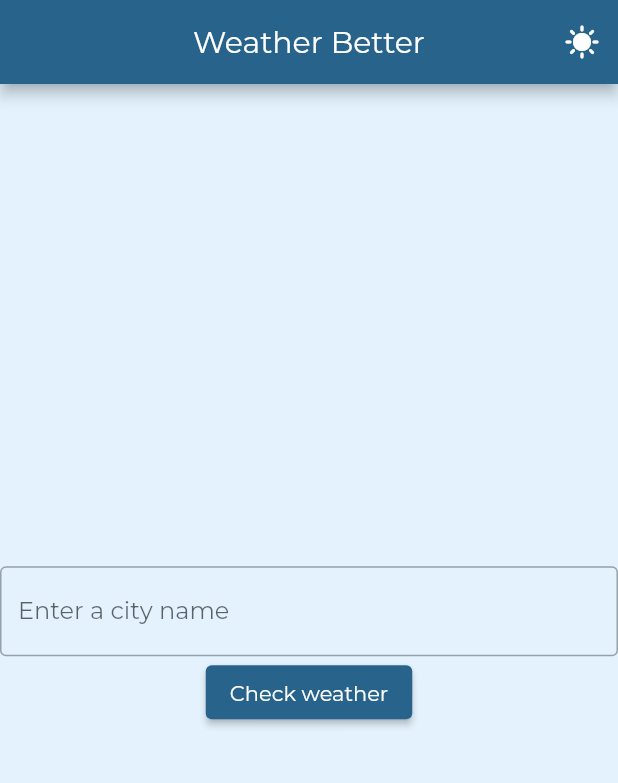
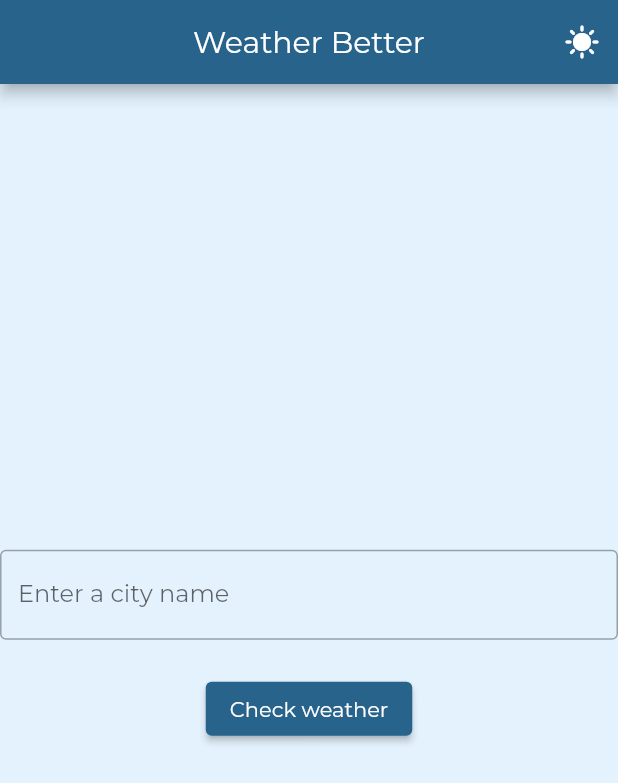
Before and after one commit to xJac0b/weather_app, a Flutter app: the screen it shows after launch, on a phone screen of 412 x 824 dp. Shown: the top 783 px of the screen. Run offline on Flutter 3.47's test engine with Material 2 defaults, Android fonts, the phone set to English and light mode, and no system bars; our stand-ins replace bloc, carousel_slider, flutter_bloc.

Commit message:
widgets cleaning

```diff
--- /dev/null
+++ b/lib/logic/cubits/city/city_cubit.dart
@@ -0,0 +1,11 @@
+import 'package:bloc/bloc.dart';
+
+part 'city_state.dart';
+
+class CityCubit extends Cubit<CityState> {
+  CityCubit() : super(CityState(value: ''));
+
+  Future<void> inputChanged(String input) async {
+    emit(CityState(value: input));
+  }
+}
--- /dev/null
+++ b/lib/logic/cubits/city/city_state.dart
@@ -0,0 +1,7 @@
+part of 'city_cubit.dart';
+
+class CityState {
+  final String value;
+
+  CityState({required this.value});
+}
--- a/lib/logic/cubits/weather/weather_cubit.dart
+++ b/lib/logic/cubits/weather/weather_cubit.dart
@@ -1,5 +1,4 @@
 import 'package:bloc/bloc.dart';
-import 'package:flutter/material.dart';
 import 'package:weather_app/data/models/forecast.dart';
 import 'package:weather_app/data/models/weather.dart';
 import 'package:weather_app/data/repos/weather_repo.dart';
@@ -17,7 +16,6 @@ class WeatherCubit extends Cubit<WeatherState> {
       final Forecast forecast = await repo.get5DayForecastByCityName(city);
       emit(WeatherLoaded(weather: weather, forecast: forecast));
     } catch (e) {
-      print(e);
       emit(const WeatherInitial(error: "City not found!"));
     }
   }
--- a/lib/ui/pages/home.dart
+++ b/lib/ui/pages/home.dart
@@ -1,30 +1,23 @@
 import 'package:flutter/material.dart';
 import 'package:flutter_bloc/flutter_bloc.dart';
+import 'package:weather_app/logic/cubits/city/city_cubit.dart';
 import 'package:weather_app/logic/cubits/weather/weather_cubit.dart';
 import 'package:weather_app/ui/widgets/app_bar.dart';
+import 'package:weather_app/ui/widgets/city_input.dart';
 import 'package:weather_app/ui/widgets/city_weather.dart';
 
-class Home extends StatefulWidget {
+class Home extends StatelessWidget {
   const Home({Key? key}) : super(key: key);
-
-  @override
-  State<Home> createState() => _HomeState();
-}
-
-class _HomeState extends State<Home> {
-  final cityController = TextEditingController();
-
-  @override
-  void initState() {
-    super.initState();
-  }
 
   @override
   Widget build(BuildContext context) {
     return Scaffold(
       appBar: appBar,
-      body: BlocProvider(
-        create: (context) => WeatherCubit(),
+      body: MultiBlocProvider(
+        providers: [
+          BlocProvider<WeatherCubit>(create: (context) => WeatherCubit()),
+          BlocProvider<CityCubit>(create: (context) => CityCubit()),
+        ],
         child: BlocBuilder<WeatherCubit, WeatherState>(
           builder: (context, state) {
             if (state is WeatherInitial) {
@@ -33,20 +26,7 @@ class _HomeState extends State<Home> {
                   child: Column(
                     mainAxisAlignment: MainAxisAlignment.center,
                     children: <Widget>[
-                      TextField(
-                        controller: cityController,
-                        decoration: const InputDecoration(
-                          border: OutlineInputBorder(),
-                          hintText: 'Enter a city name',
-                        ),
-                      ),
-                      ElevatedButton(
-                          onPressed: () {
-                            context
-                                .read<WeatherCubit>()
-                                .getWeather(cityController.text.trim());
-                          },
-                          child: const Text("Check weather")),
+                      const CityInput(),
                       Text(state.error ?? '')
                     ],
                   ),
@@ -64,21 +44,7 @@ class _HomeState extends State<Home> {
                     children: <Widget>[
                       CityWeather(weather: state.weather),
                       const SizedBox(height: 12.0),
-                      TextField(
-                        controller: cityController,
-                        decoration: const InputDecoration(
-                          border: OutlineInputBorder(),
-                          hintText: 'Enter a city name',
-                        ),
-                      ),
-                      const SizedBox(height: 22.0),
-                      ElevatedButton(
-                          onPressed: () {
-                            context
-                                .read<WeatherCubit>()
-                                .getWeather(cityController.text.trim());
-                          },
-                          child: const Text("Check weather")),
+                      const CityInput(),
                       const SizedBox(height: 40),
                       Forecast5Days(forecast: state.forecast)
                     ],
--- /dev/null
+++ b/lib/ui/widgets/city_input.dart
@@ -0,0 +1,33 @@
+import 'package:flutter/material.dart';
+import 'package:flutter_bloc/flutter_bloc.dart';
+import 'package:weather_app/logic/cubits/city/city_cubit.dart';
+import 'package:weather_app/logic/cubits/weather/weather_cubit.dart';
+
+class CityInput extends StatelessWidget {
+  const CityInput({Key? key}) : super(key: key);
+
+  @override
+  Widget build(BuildContext context) {
+    return BlocBuilder<CityCubit, CityState>(
+        builder: (context, state) => Column(
+              children: [
+                TextField(
+                  onChanged: (input) =>
+                      context.read<CityCubit>().inputChanged(input),
+                  decoration: const InputDecoration(
+                    border: OutlineInputBorder(),
+                    hintText: 'Enter a city name',
+                  ),
+                ),
+                const SizedBox(height: 22.0),
+                ElevatedButton(
+                    onPressed: () {
+                      context
+                          .read<WeatherCubit>()
+                          .getWeather(state.value.trim());
+                    },
+                    child: const Text("Check weather"))
+              ],
+            ));
+  }
+}
```
